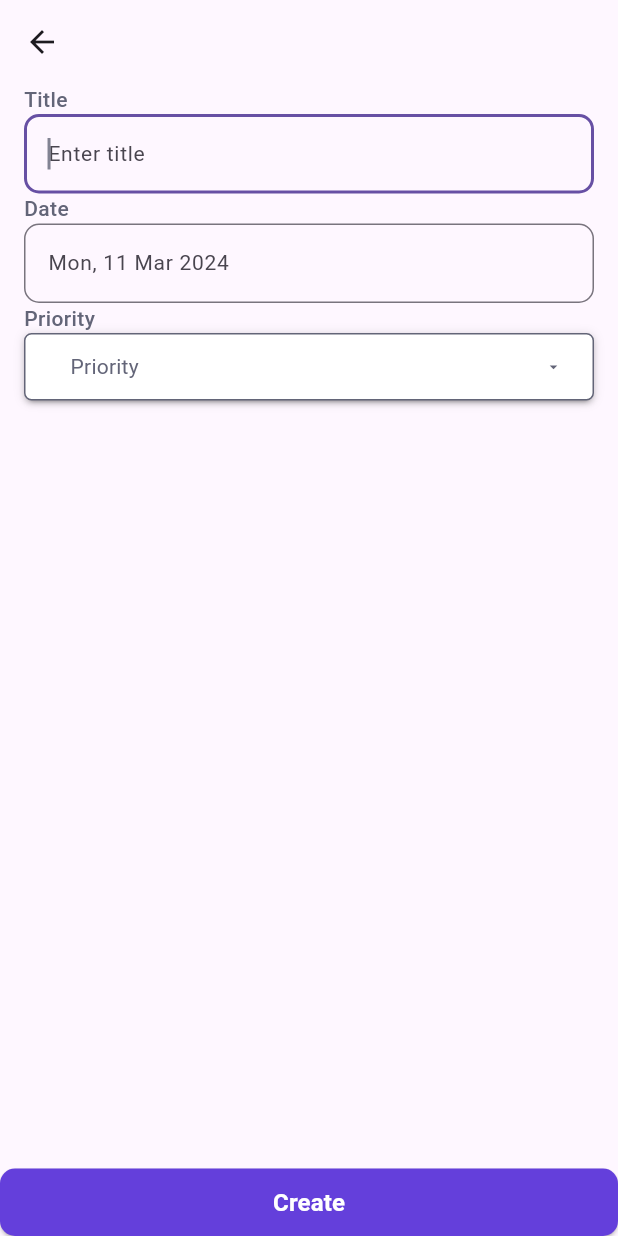
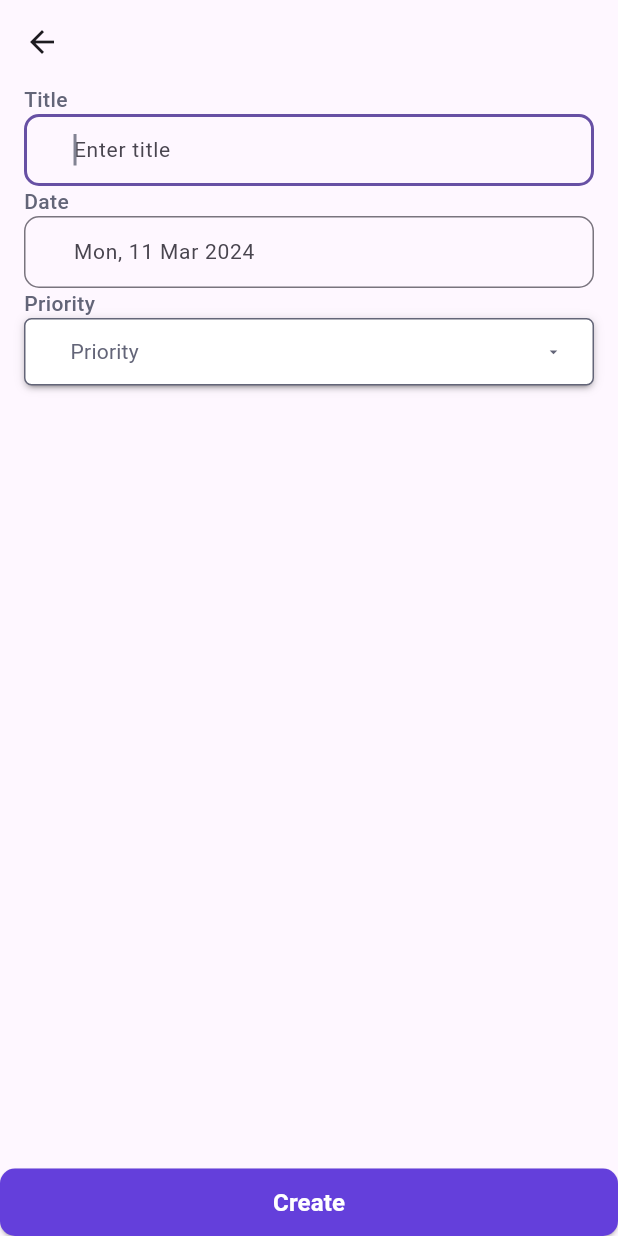
Before and after one commit to Madhushani-29/To-Do-App, a Flutter app: the TodoCreateScreen screen opened directly, on a phone screen of 412 x 824 dp. Run offline on Flutter 3.47's test engine with Material 3 defaults, Android fonts, the phone set to English and light mode, and no system bars; drawn by our look-alikes of dropdown_button2; our stand-ins replace bloc, buttons_tabbar, cloud_firestore, dartz, equatable, firebase_core and 4 more; accounts and stored records are empty.

Commit message:
text box styles added

```diff
--- a/lib/src/task/presentation/screens/add_todo_screen.dart
+++ b/lib/src/task/presentation/screens/add_todo_screen.dart
@@ -75,6 +75,7 @@ class _TodoCreateScreenState extends State<TodoCreateScreen> {
                     autofocus: true,
                     cursorColor: AppColors.textFieldCursorColor,
                     decoration: const InputDecoration(
+                      contentPadding: EdgeInsetsDirectional.only(start: 29),
                       hintText: "Enter title",
                       border: OutlineInputBorder(
                         borderSide: BorderSide(
@@ -103,6 +104,7 @@ class _TodoCreateScreenState extends State<TodoCreateScreen> {
                     autofocus: true,
                     cursorColor: AppColors.textFieldCursorColor,
                     decoration: InputDecoration(
+                      contentPadding: EdgeInsetsDirectional.only(start: 29),
                       hintText: formattedDate,
                       border: const OutlineInputBorder(
                         borderSide: BorderSide(
--- a/lib/src/task/presentation/screens/update_todo_screen.dart
+++ b/lib/src/task/presentation/screens/update_todo_screen.dart
@@ -98,6 +98,7 @@ class _TodoUpdateScreenState extends State<TodoUpdateScreen> {
                     autofocus: true,
                     cursorColor: AppColors.textFieldCursorColor,
                     decoration: const InputDecoration(
+                      contentPadding: EdgeInsetsDirectional.only(start: 29),
                       hintText: "Enter title",
                       border: OutlineInputBorder(
                         borderSide: BorderSide(
@@ -127,6 +128,7 @@ class _TodoUpdateScreenState extends State<TodoUpdateScreen> {
                     autofocus: true,
                     cursorColor: AppColors.textFieldCursorColor,
                     decoration: InputDecoration(
+                      contentPadding: EdgeInsetsDirectional.only(start: 29),
                       hintText: formattedDate,
                       border: const OutlineInputBorder(
                         borderSide: BorderSide(
```
